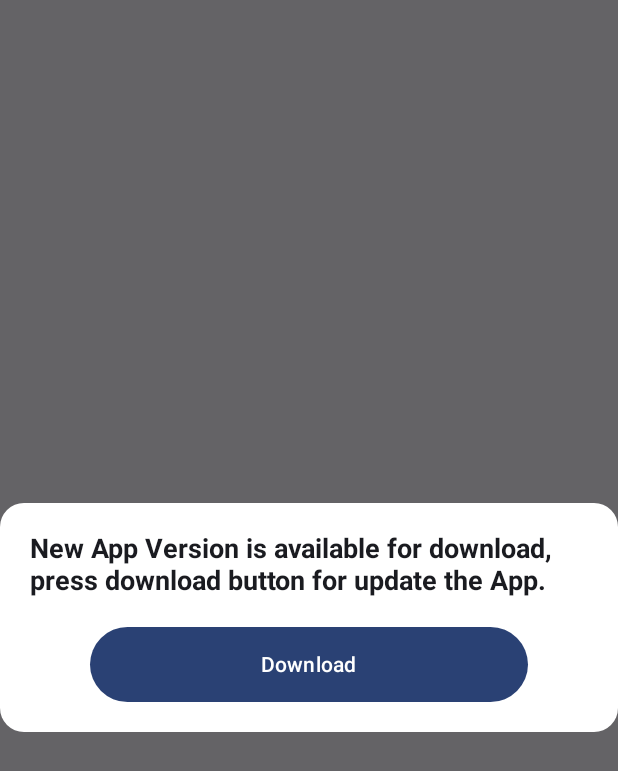
After one commit to MhtSuthar/GamePlayWall, an Android app built with Jetpack Compose: the composable UpdateAvailDialog shown on its own in the app's theme, on a phone screen of 412 x 824 dp. The commit adds this screen. Shown: the top 771 px of the screen. Run offline under Robolectric (Android 15) with nearby library versions, the phone set to English and light mode, and no system bars; 4 statements that could not run were skipped.

Commit message:
parceble added

```diff
--- a/app/build.gradle.kts
+++ b/app/build.gradle.kts
@@ -2,6 +2,7 @@ plugins {
     id("com.android.application")
     id("org.jetbrains.kotlin.android")
     id("com.google.gms.google-services")
+    id("kotlin-parcelize")
 }
 
 android {
--- a/app/src/main/java/com/gameplay/model/Wall.kt
+++ b/app/src/main/java/com/gameplay/model/Wall.kt
@@ -1,5 +1,9 @@
 package com.gameplay.model
 
+import android.os.Parcelable
+import kotlinx.android.parcel.Parcelize
+
+@Parcelize
 data class Wall(
     val id: Int? = -1,
     val name: String? = null,
@@ -9,4 +13,4 @@ data class Wall(
     val download_count: Int? = null,
     val is_delete: Boolean? = false,
     val type: String? = null,
-)
+): Parcelable
--- /dev/null
+++ b/app/src/main/java/com/gameplay/ui/home/UpdateAvailDialog.kt
@@ -0,0 +1,72 @@
+package com.gameplay.ui.home
+
+import androidx.compose.foundation.layout.Arrangement
+import androidx.compose.foundation.layout.Box
+import androidx.compose.foundation.layout.Column
+import androidx.compose.foundation.layout.Row
+import androidx.compose.foundation.layout.Spacer
+import androidx.compose.foundation.layout.fillMaxWidth
+import androidx.compose.foundation.layout.height
+import androidx.compose.foundation.layout.padding
+import androidx.compose.foundation.shape.RoundedCornerShape
+import androidx.compose.material3.Button
+import androidx.compose.material3.Surface
+import androidx.compose.material3.Text
+import androidx.compose.runtime.Composable
+import androidx.compose.ui.Alignment
+import androidx.compose.ui.Modifier
+import androidx.compose.ui.graphics.Color
+import androidx.compose.ui.text.TextStyle
+import androidx.compose.ui.text.font.FontFamily
+import androidx.compose.ui.text.font.FontWeight
+import androidx.compose.ui.unit.dp
+import androidx.compose.ui.unit.sp
+import androidx.compose.ui.window.Dialog
+
+@Composable
+fun UpdateAvailDialog(setShowDialog: (Boolean) -> Unit) {
+
+    Dialog(onDismissRequest = { setShowDialog(false) }) {
+        Surface(
+            shape = RoundedCornerShape(16.dp),
+            color = Color.White
+        ) {
+            Box(
+                contentAlignment = Alignment.Center
+            ) {
+                Column(modifier = Modifier.padding(20.dp)) {
+                    Row(
+                        modifier = Modifier.fillMaxWidth(),
+                        horizontalArrangement = Arrangement.SpaceBetween,
+                        verticalAlignment = Alignment.CenterVertically
+                    ) {
+                        Text(
+                            text = "New App Version is available for download, press download button for update the App.",
+                            style = TextStyle(
+                                fontSize = 18.sp,
+                                fontFamily = FontFamily.Default,
+                                fontWeight = FontWeight.Bold
+                            )
+                        )
+                    }
+
+                    Spacer(modifier = Modifier.height(20.dp))
+
+                    Box(modifier = Modifier.padding(40.dp, 0.dp, 40.dp, 0.dp)) {
+                        Button(
+                            onClick = {
+                                setShowDialog(false)
+                            },
+                            shape = RoundedCornerShape(50.dp),
+                            modifier = Modifier
+                                .fillMaxWidth()
+                                .height(50.dp)
+                        ) {
+                            Text(text = "Download")
+                        }
+                    }
+                }
+            }
+        }
+    }
+}
```
Also changed, not shown: app/src/main/java/com/gameplay/MainActivity.kt (+39 -10 lines), app/src/main/java/com/gameplay/ui/detail/WallDetails.kt (+17 -2 lines), app/src/main/java/com/gameplay/utils/navigate.kt (added, +26 -0 lines).
